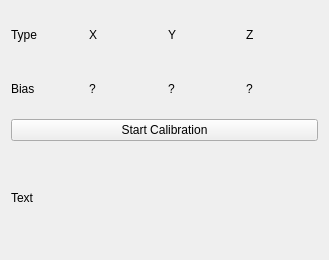
Above: src/brickv/plugin_system/plugins/imu/ui/calibrate_gyroscope_bias.ui from Tinkerforge/brickv before the change. Below: the same form after it.
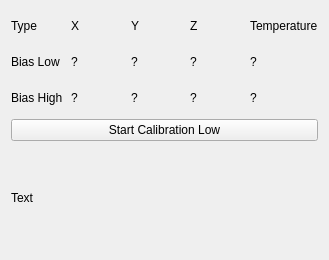
That is the form after the change.

Commit message: new bias mode for gyro calibration

```diff
--- a/src/brickv/plugin_system/plugins/imu/ui/calibrate_gyroscope_bias.ui
+++ b/src/brickv/plugin_system/plugins/imu/ui/calibrate_gyroscope_bias.ui
@@ -49,7 +49,7 @@
        <item row="1" column="0">
         <widget class="QLabel" name="label_6">
          <property name="text">
-          <string>Bias</string>
+          <string>Bias Low</string>
          </property>
         </widget>
        </item>
@@ -68,7 +68,56 @@
         </widget>
        </item>
        <item row="1" column="3">
-        <widget class="QLabel" name="bias_z">
+        <widget class="QLabel" name="bias_low_z">
+         <property name="text">
+          <string>?</string>
+         </property>
+        </widget>
+       </item>
+       <item row="0" column="4">
+        <widget class="QLabel" name="label_5">
+         <property name="text">
+          <string>Temperature</string>
+         </property>
+        </widget>
+       </item>
+       <item row="1" column="4">
+        <widget class="QLabel" name="t_low">
+         <property name="text">
+          <string>?</string>
+         </property>
+        </widget>
+       </item>
+       <item row="2" column="0">
+        <widget class="QLabel" name="label_7">
+         <property name="text">
+          <string>Bias High</string>
+         </property>
+        </widget>
+       </item>
+       <item row="2" column="1">
+        <widget class="QLabel" name="bias_high_x">
+         <property name="text">
+          <string>?</string>
+         </property>
+        </widget>
+       </item>
+       <item row="2" column="2">
+        <widget class="QLabel" name="bias_high_y">
+         <property name="text">
+          <string>?</string>
+         </property>
+        </widget>
+       </item>
+       <item row="2" column="3">
+        <widget class="QLabel" name="bias_high_z">
+         <property name="text">
+          <string>?</string>
+         </property>
+        </widget>
+       </item>
+       <item row="2" column="4">
+        <widget class="QLabel" name="t_high">
          <property name="text">
           <string>?</string>
          </property>
@@ -79,7 +128,7 @@
      <item>
       <widget class="QPushButton" name="start_button">
        <property name="text">
-        <string>Start Calibration</string>
+        <string>Start Calibration Low</string>
        </property>
       </widget>
      </item>
```
Left out of the diff: 4 changed lines with no effect on the pictures. The commit also changes 6 other files.
